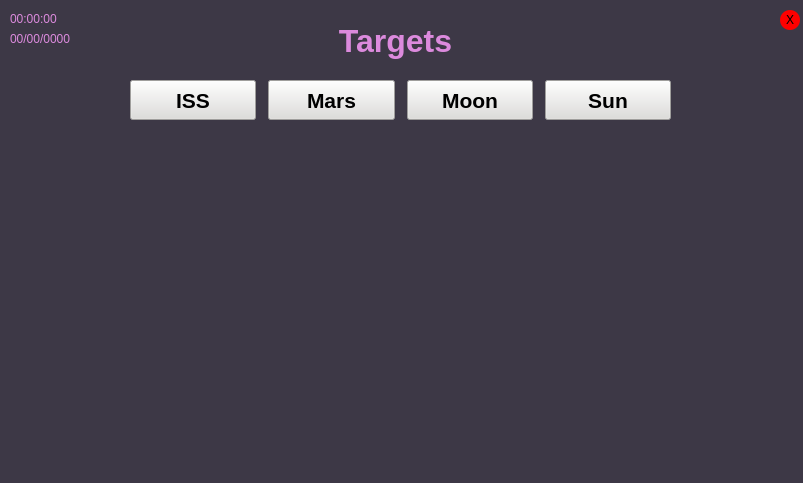
First picture: the form in qt_gui/Pointee/pointee.ui, repository LHypersonicMonkeyJ/piPointingTurret, before the edit.
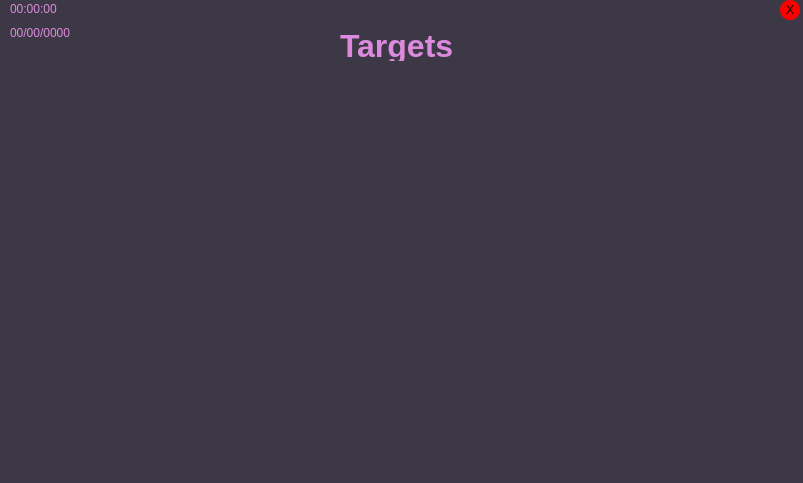
Second picture: the form after the edit.

Commit message: ui: test target button 04

```diff
--- a/qt_gui/Pointee/pointee.ui
+++ b/qt_gui/Pointee/pointee.ui
@@ -1,7 +1,7 @@
 <?xml version="1.0" encoding="UTF-8"?>
 <ui version="4.0">
- <class>Pointee</class>
- <widget class="QWidget" name="Pointee">
+ <class>MainWindow</class>
+ <widget class="QMainWindow" name="MainWindow">
   <property name="geometry">
    <rect>
     <x>0</x>
@@ -16,31 +16,19 @@
   <property name="styleSheet">
    <string notr="true">background-color: rgb(61, 56, 70);</string>
   </property>
-  <widget class="QLabel" name="label_currentDate">
+  <widget class="QWidget" name="centralwidget">
+   <widget class="QWidget" name="verticalLayoutWidget">
    <property name="geometry">
     <rect>
      <x>10</x>
-     <y>30</y>
-     <width>81</width>
-     <height>17</height>
-    </rect>
-   </property>
-   <property name="styleSheet">
-    <string notr="true">color: rgb(220, 138, 221);</string>
-   </property>
-   <property name="text">
-    <string>00/00/0000</string>
-   </property>
-  </widget>
+      <y>0</y>
+      <width>91</width>
+      <height>41</height>
+     </rect>
+    </property>
+    <layout class="QVBoxLayout" name="verticalLayout">
+     <item>
   <widget class="QLabel" name="label_currentTime">
-   <property name="geometry">
-    <rect>
-     <x>10</x>
-     <y>10</y>
-     <width>61</width>
-     <height>17</height>
-    </rect>
-   </property>
    <property name="styleSheet">
     <string notr="true">color: rgb(220, 138, 221);</string>
    </property>
@@ -48,13 +36,26 @@
     <string>00:00:00</string>
    </property>
   </widget>
+     </item>
+     <item>
+      <widget class="QLabel" name="label_currentDate">
+       <property name="styleSheet">
+        <string notr="true">color: rgb(220, 138, 221);</string>
+       </property>
+       <property name="text">
+        <string>00/00/0000</string>
+       </property>
+      </widget>
+     </item>
+    </layout>
+   </widget>
   <widget class="QLabel" name="text_targets">
    <property name="geometry">
     <rect>
-     <x>330</x>
-     <y>20</y>
-     <width>131</width>
-     <height>41</height>
+      <x>340</x>
+      <y>30</y>
+      <width>121</width>
+      <height>31</height>
     </rect>
    </property>
    <property name="font">
@@ -64,27 +65,18 @@
      <bold>true</bold>
     </font>
    </property>
-   <property name="layoutDirection">
-    <enum>Qt::LeftToRight</enum>
-   </property>
    <property name="styleSheet">
     <string notr="true">color: rgb(220, 138, 221);</string>
    </property>
    <property name="text">
     <string>Targets</string>
    </property>
-   <property name="scaledContents">
-    <bool>false</bool>
-   </property>
-   <property name="alignment">
-    <set>Qt::AlignCenter</set>
-   </property>
   </widget>
   <widget class="QPushButton" name="ExitButton">
    <property name="geometry">
     <rect>
      <x>780</x>
-     <y>10</y>
+      <y>0</y>
      <width>20</width>
      <height>20</height>
     </rect>
@@ -97,140 +89,18 @@
     <string>X</string>
    </property>
   </widget>
-  <widget class="QWidget" name="horizontalLayoutWidget">
+  </widget>
+  <widget class="QMenuBar" name="menubar">
    <property name="geometry">
     <rect>
-     <x>130</x>
-     <y>70</y>
-     <width>541</width>
-     <height>61</height>
+     <x>0</x>
+     <y>0</y>
+     <width>803</width>
+     <height>22</height>
     </rect>
    </property>
-   <layout class="QGridLayout" name="gridLayout">
-    <property name="horizontalSpacing">
-     <number>12</number>
-    </property>
-    <item row="0" column="1">
-     <widget class="QPushButton" name="target_Mars">
-      <property name="minimumSize">
-       <size>
-        <width>0</width>
-        <height>40</height>
-       </size>
-      </property>
-      <property name="font">
-       <font>
-        <pointsize>16</pointsize>
-        <weight>75</weight>
-        <bold>true</bold>
-       </font>
-      </property>
-      <property name="styleSheet">
-       <string notr="true">background-color: rgb(222, 221, 218);</string>
-      </property>
-      <property name="text">
-       <string>Mars</string>
-      </property>
-     </widget>
-    </item>
-    <item row="0" column="2">
-     <widget class="QPushButton" name="target_Moon">
-      <property name="minimumSize">
-       <size>
-        <width>0</width>
-        <height>40</height>
-       </size>
-      </property>
-      <property name="font">
-       <font>
-        <pointsize>16</pointsize>
-        <weight>75</weight>
-        <bold>true</bold>
-       </font>
-      </property>
-      <property name="styleSheet">
-       <string notr="true">background-color: rgb(222, 221, 218);</string>
-      </property>
-      <property name="text">
-       <string>Moon</string>
-      </property>
-      <property name="iconSize">
-       <size>
-        <width>20</width>
-        <height>4</height>
-       </size>
-      </property>
-     </widget>
-    </item>
-    <item row="0" column="0">
-     <widget class="QPushButton" name="target_ISS">
-      <property name="minimumSize">
-       <size>
-        <width>0</width>
-        <height>40</height>
-       </size>
-      </property>
-      <property name="font">
-       <font>
-        <pointsize>16</pointsize>
-        <weight>75</weight>
-        <bold>true</bold>
-       </font>
-      </property>
-      <property name="styleSheet">
-       <string notr="true">background-color: rgb(222, 221, 218);</string>
-      </property>
-      <property name="text">
-       <string>ISS</string>
-      </property>
-     </widget>
-    </item>
-    <item row="0" column="3">
-     <widget class="QPushButton" name="target_Sun">
-      <property name="enabled">
-       <bool>true</bool>
-      </property>
-      <property name="sizePolicy">
-       <sizepolicy hsizetype="Minimum" vsizetype="Fixed">
-        <horstretch>0</horstretch>
-        <verstretch>0</verstretch>
-       </sizepolicy>
-      </property>
-      <property name="minimumSize">
-       <size>
-        <width>0</width>
-        <height>40</height>
-       </size>
-      </property>
-      <property name="baseSize">
-       <size>
-        <width>0</width>
-        <height>0</height>
-       </size>
-      </property>
-      <property name="font">
-       <font>
-        <pointsize>16</pointsize>
-        <weight>75</weight>
-        <bold>true</bold>
-       </font>
-      </property>
-      <property name="styleSheet">
-       <string notr="true">background-color: rgb(222, 221, 218);</string>
-      </property>
-      <property name="text">
-       <string>Sun</string>
-      </property>
-      <property name="iconSize">
-       <size>
-        <width>16</width>
-        <height>16</height>
-       </size>
-      </property>
-     </widget>
-    </item>
-   </layout>
-  </widget>
+  </widget>
+  <widget class="QStatusBar" name="statusbar"/>
  </widget>
  <resources/>
  <connections/>
```
Left out of the diff: 2 changed lines with no effect on the pictures. Lines whose indentation alone changed are shown as unchanged.
